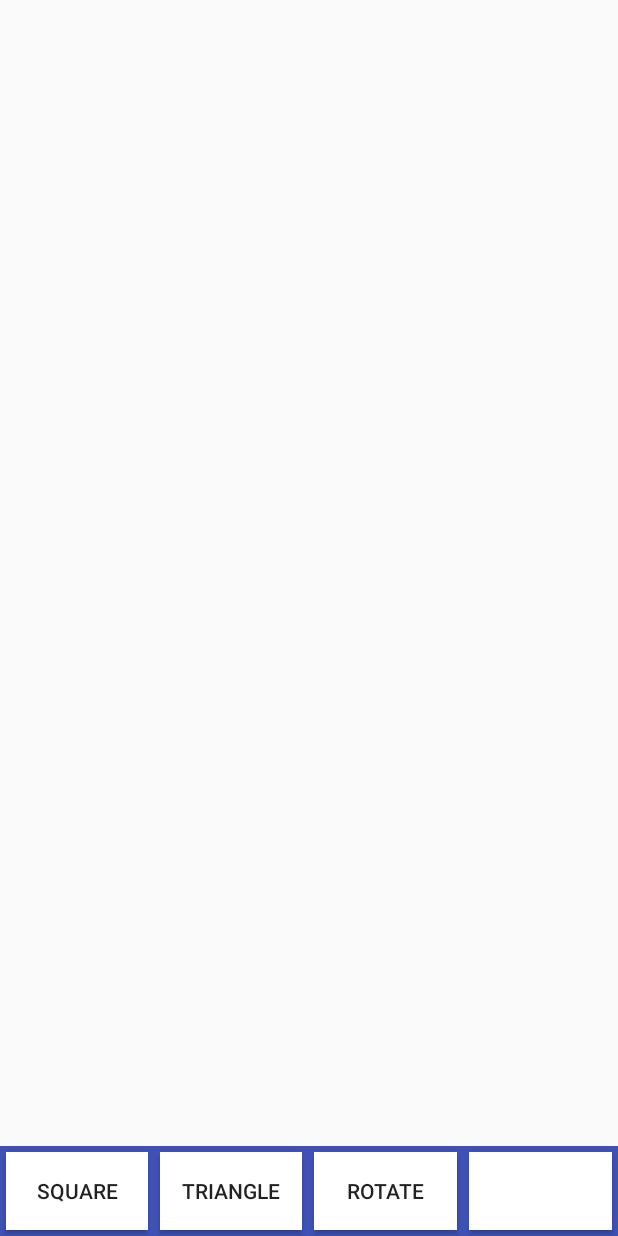
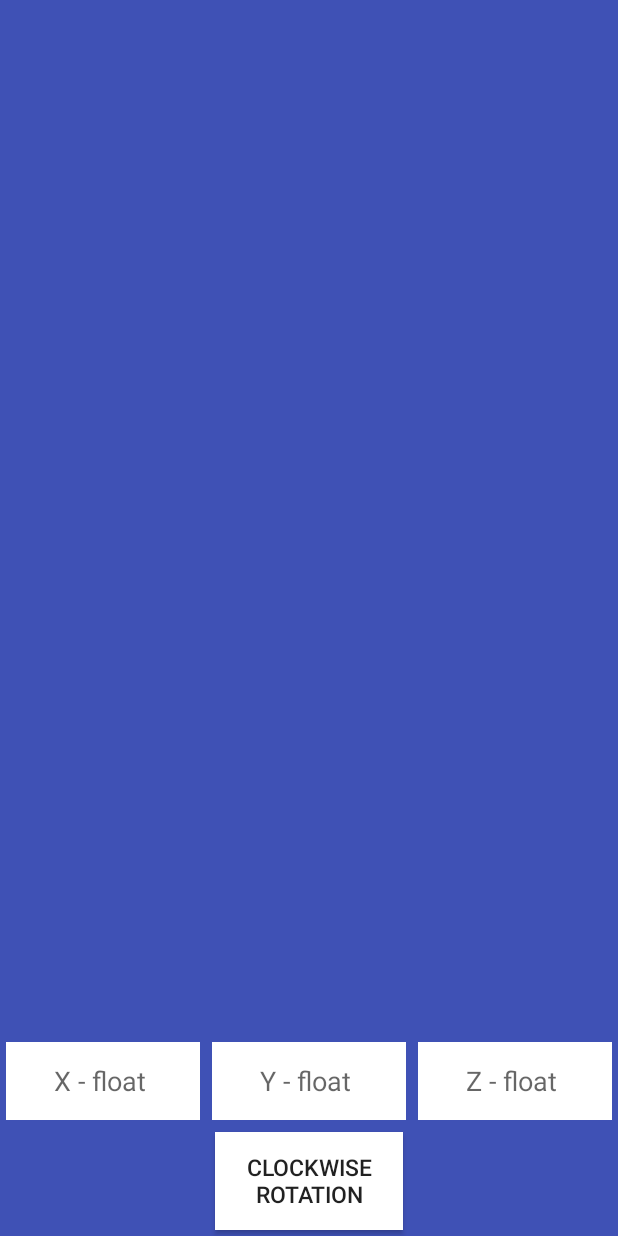
Before and after one commit to Arianroid/OpenGL-render-with-shape, an Android app: the layout content_main.xml on its own in the app's theme, with its tools: preview values and no code run, on a phone screen of 412 x 824 dp. Run offline under Robolectric (Android 15) with nearby library versions, the phone set to English and light mode, and no system bars.

Commit message:
Adding new ui

```diff
--- a/app/src/main/res/layout/content_main.xml
+++ b/app/src/main/res/layout/content_main.xml
@@ -1,45 +1,59 @@
 <?xml version="1.0" encoding="utf-8"?>
-<RelativeLayout xmlns:android="http://schemas.android.com/apk/res/android"
+<LinearLayout xmlns:android="http://schemas.android.com/apk/res/android"
     android:layout_width="match_parent"
-    android:layout_height="match_parent">
+    android:layout_height="match_parent"
+    android:layout_gravity="bottom"
+    android:background="@color/colorPrimary"
+    android:gravity="bottom"
+    android:orientation="vertical">
 
     <LinearLayout
-
         android:layout_width="match_parent"
         android:layout_height="60dp"
         android:background="@color/colorPrimary"
-        android:layout_alignParentBottom="true">
+        android:gravity="bottom">
 
-        <Button
+        <EditText
+            android:id="@+id/xFloat"
+            android:layout_width="0dp"
+            android:layout_height="match_parent"
+            android:layout_margin="4dp"
+            android:layout_weight="1"
             android:background="#FFF"
+            android:gravity="center"
+            android:hint="X - float " />
+
+        <EditText
+            android:id="@+id/yFloat"
             android:layout_width="0dp"
-            android:text="Square"
+            android:layout_height="match_parent"
             android:layout_margin="4dp"
+            android:layout_weight="1"
+            android:background="#FFF"
+            android:gravity="center"
+            android:hint="Y - float " />
+
+        <EditText
+            android:id="@+id/zFloat"
+            android:layout_width="0dp"
             android:layout_height="match_parent"
-            android:layout_weight="1" />
+            android:layout_margin="4dp"
+            android:layout_weight="1"
+            android:background="#FFF"
+            android:gravity="center"
+            android:hint="Z - float " />
 
-        <Button
-            android:background="#FFF"
-            android:layout_width="0dp"
-            android:text="Triangle"
-            android:layout_margin="4dp"
-            android:layout_height="match_parent"
-            android:layout_weight="1" />
-
-        <Button
-            android:background="#FFF"
-            android:layout_width="0dp"
-            android:layout_margin="4dp"
-            android:text="Rotate"
-            android:layout_height="match_parent"
-            android:layout_weight="1" />
-
-        <Button
-            android:background="#FFF"
-            android:layout_width="0dp"
-            android:layout_margin="4dp"
-            android:layout_height="match_parent"
-            android:layout_weight="1" />
 
     </LinearLayout>
-</RelativeLayout>
+
+    <Button
+        android:id="@+id/btnClockWise"
+        android:layout_width="125dp"
+        android:layout_height="65dp"
+        android:layout_gravity="center"
+        android:layout_margin="4dp"
+        android:background="#FFF"
+        android:gravity="center"
+        android:text="Clockwise rotation"
+        android:textSize="15sp" />
+</LinearLayout>
```
Also changed, not shown: app/src/main/java/com/example/arianroid/learningopengl/CustomGLSurface.java (+18 -1 lines), app/src/main/java/com/example/arianroid/learningopengl/CustomRender.java (+9 -4 lines), app/src/main/java/com/example/arianroid/learningopengl/MainActivity.java (+25 -4 lines), app/src/main/res/menu/menu_main.xml (+4 -4 lines).
